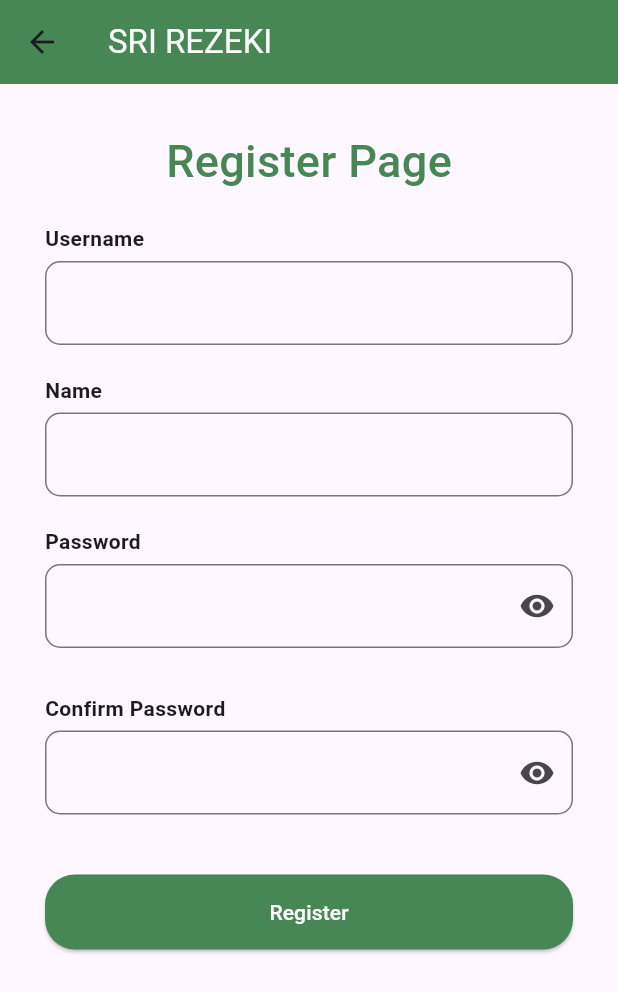
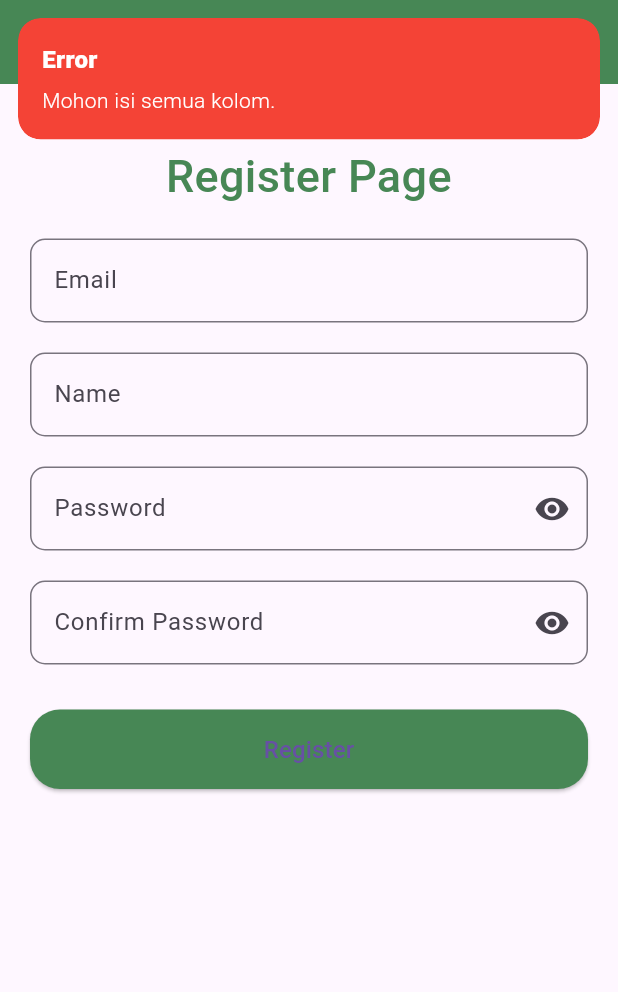
Before and after one commit to Saepul-alam/mystock, a Flutter app: the RegisterView screen opened by its route, after a tap on "Register", on a phone screen of 412 x 824 dp. Shown: the top 992 px of the screen. Run offline on Flutter 3.47's test engine with Material 3 defaults, Android fonts, the phone set to English and light mode, and no system bars; our stand-ins replace cloud_firestore, firebase_auth, firebase_core, get, get_storage, pdf and 1 more; accounts and stored records are empty.

Commit message:
bug login register changed

```diff
--- a/lib/app/modules/login/controllers/login_controller.dart
+++ b/lib/app/modules/login/controllers/login_controller.dart
@@ -32,11 +32,11 @@ class LoginController extends GetxController {
         } else {
           Get.snackbar(
             'Error',
-          'Please verify your email',
+            'Email anda sepertinya belum diverivikasi, silahkan verivikasi terlebih dahulu',
             snackPosition: SnackPosition.TOP,
             duration: const Duration(seconds: 2),
             margin: const EdgeInsets.all(12),
-          backgroundColor: Colors.green,
+            backgroundColor: Colors.red,
           );
         }
       } on FirebaseAuthException catch (e) {
@@ -48,7 +48,7 @@ class LoginController extends GetxController {
             snackPosition: SnackPosition.TOP,
             duration: const Duration(seconds: 2),
             margin: const EdgeInsets.all(12),
-          backgroundColor: Colors.green,
+            backgroundColor: Colors.red,
           );
         } else if (e.code == 'invalid-credential') {
           Get.snackbar(
@@ -57,7 +57,7 @@ class LoginController extends GetxController {
             snackPosition: SnackPosition.TOP,
             duration: const Duration(seconds: 2),
             margin: const EdgeInsets.all(12),
-          backgroundColor: Colors.green,
+            backgroundColor: Colors.red,
           );
         } else if (e.code == 'channel-error') {
           Get.snackbar(
@@ -66,7 +66,7 @@ class LoginController extends GetxController {
             snackPosition: SnackPosition.TOP,
             duration: const Duration(seconds: 2),
             margin: const EdgeInsets.all(12),
-          backgroundColor: Colors.green,
+            backgroundColor: Colors.red,
           );
         }
         print(e.code);
--- a/lib/app/modules/register/controllers/register_controller.dart
+++ b/lib/app/modules/register/controllers/register_controller.dart
@@ -1,6 +1,5 @@
 import 'package:cloud_firestore/cloud_firestore.dart';
 import 'package:firebase_auth/firebase_auth.dart';
-import 'package:mystock/app/routes/app_pages.dart';
 import 'package:flutter/material.dart';
 import 'package:get/get.dart';
 
@@ -10,73 +9,82 @@ class RegisterController extends GetxController {
   TextEditingController nameController = TextEditingController();
   TextEditingController confirmPasswordController = TextEditingController();
   FirebaseAuth auth = FirebaseAuth.instance;
-  // bool obscureText = true;
 
-  void register(
-    String email,
-    String password,
-    String name,
-  ) async {
+  void register(String email, String password, String name, String confirmPassword) async {
+    if (email.isEmpty || password.isEmpty || name.isEmpty || confirmPassword.isEmpty) {
+      Get.snackbar(
+        'Error',
+        'Mohon isi semua kolom.',
+        snackPosition: SnackPosition.TOP,
+        duration: Duration(seconds: 3),
+        margin: EdgeInsets.all(12),
+        backgroundColor: Colors.red,
+        colorText: Colors.white,
+      );
+      return;
+    }
+
+    if (password != confirmPassword) {
+      Get.snackbar(
+        'Error',
+        'Password dan Konfirmasi Password tidak cocok.',
+        snackPosition: SnackPosition.TOP,
+        duration: Duration(seconds: 3),
+        margin: EdgeInsets.all(12),
+        backgroundColor: Colors.red,
+        colorText: Colors.white,
+      );
+      return;
+    }
+
     try {
-      UserCredential userCredential = await FirebaseAuth.instance
-          .createUserWithEmailAndPassword(email: email, password: password);
-      await saveUserInfo(
-        userCredential.user!.uid,
-        email,
-        name,
+      UserCredential userCredential = await auth.createUserWithEmailAndPassword(
+        email: email,
+        password: password,
       );
+      await saveUserInfo(userCredential.user!.uid, email, name);
 
       Get.snackbar(
         'Success',
-        'User created successfully',
-        snackPosition: SnackPosition.BOTTOM,
-        duration: Duration(seconds: 2),
+        'Pendaftaran berhasil. Silakan verifikasi email Anda untuk melanjutkan.',
+        snackPosition: SnackPosition.TOP,
+        duration: Duration(seconds: 5),
         margin: EdgeInsets.all(12),
+        backgroundColor: Colors.green,
+        colorText: Colors.white,
       );
 
       userCredential.user!.sendEmailVerification();
       Get.defaultDialog(
-        title: 'Verify your email',
+        title: 'Verifikasi Email Anda',
         middleText:
-            'Please verify your email to continue. We have sent you an email verification link.',
+            'Mohon verifikasi email Anda untuk melanjutkan. Kami telah mengirimkan tautan verifikasi email ke alamat email Anda.',
         textConfirm: 'OK',
-        textCancel: 'Resend',
         confirmTextColor: Colors.white,
-        onConfirm: () {
-          Get.offAllNamed(Routes.LOGIN);
-        },
-        onCancel: () {
-          userCredential.user!.sendEmailVerification();
-          Get.snackbar(
-            'Success',
-            'Email verification link sent',
-            snackPosition: SnackPosition.BOTTOM,
-            duration: Duration(seconds: 2),
-            margin: EdgeInsets.all(12),
-          );
-        },
+        onConfirm: () => Get.back(),
+        barrierDismissible: false,
       );
     } on FirebaseAuthException catch (e) {
+      String errorMessage = 'Terjadi kesalahan. Silakan coba lagi.';
       if (e.code == 'weak-password') {
-        Get.snackbar(
-          'Error',
-          'The password provided is too weak.',
-          snackPosition: SnackPosition.BOTTOM,
-          duration: Duration(seconds: 2),
-          margin: EdgeInsets.all(12),
-        );
+        errorMessage = 'Password yang Anda masukkan terlalu lemah. Mohon gunakan password yang lebih kuat.';
       } else if (e.code == 'email-already-in-use') {
-        Get.snackbar(
-          'Error',
-          'The account already exists for that email.',
-          snackPosition: SnackPosition.BOTTOM,
-          duration: Duration(seconds: 2),
-          margin: EdgeInsets.all(12),
-        );
+        errorMessage = 'Akun sudah ada untuk email tersebut.';
       }
-      print(e.code);
+
+      Get.snackbar(
+        'Error',
+        errorMessage,
+        snackPosition: SnackPosition.TOP,
+        duration: Duration(seconds: 5),
+        margin: EdgeInsets.all(12),
+        backgroundColor: Colors.red,
+        colorText: Colors.white,
+      );
+
+      print('FirebaseAuthException: ${e.code}');
     } catch (e) {
-      print(e);
+      print('Error: $e');
     }
   }
 
@@ -95,10 +103,6 @@ class RegisterController extends GetxController {
     }
   }
 
-  // void togglePasswordVisibility(){
-  //   obscureText = !obscureText;
-  // }
-
   @override
   void onClose() {
     emailController.dispose();
--- a/lib/app/modules/register/views/register_view.dart
+++ b/lib/app/modules/register/views/register_view.dart
@@ -12,7 +12,7 @@ class RegisterView extends StatefulWidget {
 class _RegisterViewState extends State<RegisterView> {
   final RegisterController controller = Get.put(RegisterController());
   bool _obscureText = true;
-  bool __obscureText = true;
+  bool _confirmObscureText = true;
 
   void _togglePasswordVisibility() {
     setState(() {
@@ -20,213 +20,115 @@ class _RegisterViewState extends State<RegisterView> {
     });
   }
 
-  void _togglePasswordVisibilityconfirm() {
+  void _toggleConfirmPasswordVisibility() {
     setState(() {
-      __obscureText = !__obscureText;
+      _confirmObscureText = !_confirmObscureText;
     });
   }
 
   @override
   Widget build(BuildContext context) {
-    return DefaultTabController(
-        length: 3,
-        child: Scaffold(
+    return Scaffold(
       appBar: AppBar(
-            backgroundColor: Color(0xFF478755),
-            title: Text(
+        backgroundColor: const Color(0xFF478755),
+        title: const Text(
           'SRI REZEKI',
-              style: TextStyle(color: Color(0xffffffff)),
+          style: TextStyle(color: Colors.white),
         ),
-            // actions: [
-            //   IconButton(
-            //     onPressed: () {
-            //       Get.toNamed(Routes.REGISTER);
-            //     },
-            //     icon: Row(
-            //       children: [
-            //         Icon(
-            //           Icons.account_circle,
-            //           color: Colors.white,
-            //         ),
-            //         Icon(
-            //           Icons.add,
-            //           color: Colors.white,
-            //         ),
-            //       ],
-            //     ),
-            //   ),
-            // ],
       ),
-          body: Container(
-            child: Stack(
-              children: [
-                Padding(
-                  padding: EdgeInsets.all(20),
+      body: Padding(
+        padding: const EdgeInsets.all(20),
         child: ListView(
           children: [
-                      Container(
-                        alignment: Alignment.center,
-                        padding: EdgeInsets.all(10),
-                        child: const Text(
+            const SizedBox(height: 20),
+            const Text(
               'Register Page',
               style: TextStyle(
                 color: Color(0xFF478755),
                 fontWeight: FontWeight.w500,
-                              fontSize: 30),
+                fontSize: 30,
+              ),
+              textAlign: TextAlign.center,
+            ),
+            const SizedBox(height: 20),
+            TextField(
+              controller: controller.emailController,
+              decoration: const InputDecoration(
+                labelText: 'Email',
+                border: OutlineInputBorder(
+                  borderRadius: BorderRadius.all(Radius.circular(10)),
                 ),
               ),
-                      Container(
-                        padding: EdgeInsets.all(10),
-                        child: Column(
-                          crossAxisAlignment: CrossAxisAlignment.start,
-                          children: [
-                            Text(
-                              'Username',
-                              style: TextStyle(
-                                fontWeight: FontWeight.bold,
+            ),
+            const SizedBox(height: 20),
+            TextField(
+              controller: controller.nameController,
+              decoration: const InputDecoration(
+                labelText: 'Name',
+                border: OutlineInputBorder(
+                  borderRadius: BorderRadius.all(Radius.circular(10)),
                 ),
               ),
-                            SizedBox(height: 5),
-                            TextField(
-                              controller: controller.emailController,
-                              decoration: InputDecoration(
-                                border: OutlineInputBorder(
-                                    borderRadius: BorderRadius.circular(10)),
             ),
-                            ),
-                          ],
-                        ),
-                      ),
-                      Container(
-                        padding: EdgeInsets.all(10),
-                        child: Column(
-                          crossAxisAlignment: CrossAxisAlignment.start,
-                          children: [
-                            Text(
-                              'Name',
-                              style: TextStyle(
-                                fontWeight: FontWeight.bold,
-                              ),
-                            ),
-                            SizedBox(height: 5),
-                            TextField(
-                              controller: controller.nameController,
-                              decoration: InputDecoration(
-                                border: OutlineInputBorder(
-                                    borderRadius: BorderRadius.circular(10)),
-                              ),
-                            ),
-                          ],
-                        ),
-                      ),
-                      Container(
-                        padding: const EdgeInsets.fromLTRB(10, 10, 10, 20),
-                        child: Column(
-                          crossAxisAlignment: CrossAxisAlignment.start,
-                          children: [
-                            Text(
-                              'Password',
-                              style: TextStyle(
-                                fontWeight: FontWeight.bold,
-                              ),
-                            ),
-                            SizedBox(height: 5),
+            const SizedBox(height: 20),
             TextField(
               controller: controller.passwordController,
               obscureText: _obscureText,
               decoration: InputDecoration(
+                labelText: 'Password',
                 border: OutlineInputBorder(
-                                    borderRadius: BorderRadius.circular(10)),
+                  borderRadius: BorderRadius.circular(10),
+                ),
                 suffixIcon: IconButton(
                   icon: Icon(
-                                    _obscureText
-                                        ? Icons.visibility
-                                        : Icons.visibility_off,
+                    _obscureText ? Icons.visibility : Icons.visibility_off,
                   ),
                   onPressed: _togglePasswordVisibility,
+                ),
+              ),
+            ),
+            const SizedBox(height: 20),
+            TextField(
+              controller: controller.confirmPasswordController,
+              obscureText: _confirmObscureText,
+              decoration: InputDecoration(
+                labelText: 'Confirm Password',
+                border: OutlineInputBorder(
+                  borderRadius: BorderRadius.circular(10),
+                ),
+                suffixIcon: IconButton(
+                  icon: Icon(
+                    _confirmObscureText ? Icons.visibility : Icons.visibility_off,
+                  ),
+                  onPressed: _toggleConfirmPasswordVisibility,
+                ),
+              ),
+            ),
+            const SizedBox(height: 30),
+            ElevatedButton(
+              onPressed: () => controller.register(
+                controller.emailController.text,
+                controller.passwordController.text,
+                controller.nameController.text,
+                controller.confirmPasswordController.text,
+              ),
+              style: ElevatedButton.styleFrom(
+                primary: const Color(0xFF478755),
+                shape: RoundedRectangleBorder(
+                  borderRadius: BorderRadius.circular(20),
+                ),
+              ),
+              child: const Padding(
+                padding: EdgeInsets.symmetric(vertical: 15),
+                child: Text(
+                  'Register',
+                  style: TextStyle(fontSize: 16),
                 ),
               ),
             ),
           ],
         ),
       ),
-                      Container(
-                        padding: EdgeInsets.all(10),
-                        child: Column(
-                          crossAxisAlignment: CrossAxisAlignment.start,
-                          children: [
-                            Text(
-                              'Confirm Password',
-                              style: TextStyle(
-                                fontWeight: FontWeight.bold,
-                              ),
-                            ),
-                            SizedBox(height: 5),
-                            TextField(
-                              controller: controller.confirmPasswordController,
-                              obscureText: __obscureText,
-                              decoration: InputDecoration(
-                                border: OutlineInputBorder(
-                                    borderRadius: BorderRadius.circular(10)),
-                                suffixIcon: IconButton(
-                                  // onPressed: () =>
-                                  //     controller.togglePasswordVisibility(),
-                                  icon: Icon(__obscureText
-                                      ? Icons.visibility
-                                      : Icons.visibility_off),
-                                  onPressed: _togglePasswordVisibilityconfirm,
-                                ),
-                              ),
-                            ),
-                          ],
-                        ),
-                      ),
-                      SizedBox(height: 30),
-                      Container(
-                        height: 50,
-                        padding: EdgeInsets.fromLTRB(10, 0, 10, 0),
-                        child: ElevatedButton(
-                          style: ElevatedButton.styleFrom(
-                            foregroundColor: Colors.white,
-                            backgroundColor: Color(0xFF478755),
-                            shape: RoundedRectangleBorder(
-                              borderRadius: BorderRadius.circular(20),
-                            ),
-                          ),
-                          child: const Text('Register'),
-                          onPressed: () => controller.register(
-                            controller.emailController.text,
-                            controller.passwordController.text,
-                            controller.nameController.text,
-                          ),
-                        ),
-                      ),
-                      // SizedBox(height: 48),
-                      // TabBar(
-                      //   indicatorColor: Colors.green[900],
-                      //   tabs: [
-                      //     Tab(text: 'Stock'),
-                      //     Tab(text: 'Penjualan'),
-                      //     Tab(text: 'Riwayat'),
-                      //   ],
-                      // ),
-
-                      // Row(
-                      //   mainAxisAlignment: MainAxisAlignment.center,
-                      //   children: [
-                      //     Text('Already have an account?'),
-                      //     TextButton(
-                      //       child: Text('Login'),
-                      //       onPressed: () => Get.back(),
-                      //     )
-                      //   ],
-                      // )
-                    ],
-                  ),
-                ),
-              ],
-            ),
-          ),
-        ));
+    );
   }
 }
```
Lines whose indentation alone changed are shown as unchanged.
